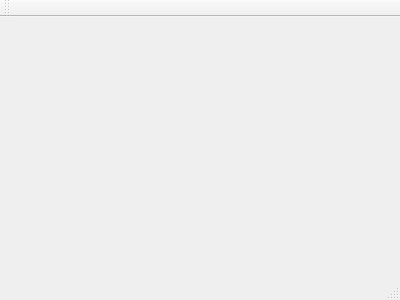
Before: the Qt Designer form gui/src/mainwindow.ui in hutchgrant/opengov, drawn with Qt 5.
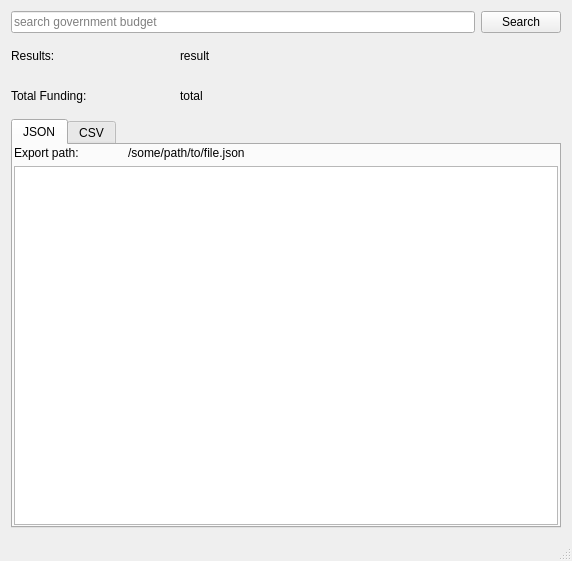
After: the same form once the commit is applied.

```diff
--- a/gui/src/mainwindow.ui
+++ b/gui/src/mainwindow.ui
@@ -1,24 +1,257 @@
 <ui version="4.0">
  <class>MainWindow</class>
- <widget class="QMainWindow" name="MainWindow" >
-  <property name="geometry" >
+ <widget class="QMainWindow" name="MainWindow">
+  <property name="geometry">
    <rect>
     <x>0</x>
     <y>0</y>
-    <width>400</width>
-    <height>300</height>
+    <width>572</width>
+    <height>561</height>
    </rect>
   </property>
   <property name="windowTitle" >
    <string>MainWindow</string>
   </property>
-  <widget class="QMenuBar" name="menuBar" />
-  <widget class="QToolBar" name="mainToolBar" />
-  <widget class="QWidget" name="centralWidget" />
-  <widget class="QStatusBar" name="statusBar" />
+  <widget class="QWidget" name="main">
+   <layout class="QHBoxLayout" name="horizontalLayout_27">
+    <item>
+     <layout class="QVBoxLayout" name="verticalLayout_9" stretch="2,8">
+      <item>
+       <layout class="QHBoxLayout" name="horizontalLayout">
+        <item>
+         <layout class="QHBoxLayout" name="horizontalLayout_3">
+          <item>
+           <layout class="QVBoxLayout" name="verticalLayout_4" stretch="2,8">
+            <item>
+             <layout class="QHBoxLayout" name="horizontalLayout_6">
+              <item>
+               <widget class="QLineEdit" name="search">
+                <property name="inputMask">
+                 <string/>
+                </property>
+                <property name="text">
+                 <string/>
+                </property>
+                <property name="placeholderText">
+                 <string>search government budget</string>
+                </property>
+               </widget>
+              </item>
+              <item>
+               <widget class="QPushButton" name="btnSearch">
+                <property name="text">
+                 <string>Search</string>
+                </property>
+               </widget>
+              </item>
+             </layout>
+            </item>
+            <item>
+             <layout class="QHBoxLayout" name="horizontalLayout_7">
+              <item>
+               <layout class="QVBoxLayout" name="verticalLayout_5">
+                <item>
+                 <layout class="QHBoxLayout" name="horizontalLayout_8" stretch="3,7">
+                  <item>
+                   <layout class="QVBoxLayout" name="verticalLayout_6">
+                    <item>
+                     <widget class="QLabel" name="label">
+                      <property name="text">
+                       <string>Results:</string>
+                      </property>
+                     </widget>
+                    </item>
+                   </layout>
+                  </item>
+                  <item>
+                   <layout class="QVBoxLayout" name="verticalLayout_7">
+                    <item>
+                     <widget class="QLabel" name="entryResults">
+                      <property name="text">
+                       <string>result</string>
+                      </property>
+                     </widget>
+                    </item>
+                   </layout>
+                  </item>
+                 </layout>
+                </item>
+                <item>
+                 <layout class="QHBoxLayout" name="horizontalLayout_10" stretch="3,7">
+                  <item>
+                   <layout class="QHBoxLayout" name="horizontalLayout_2">
+                    <item>
+                     <widget class="QLabel" name="label_3">
+                      <property name="text">
+                       <string>Total Funding:</string>
+                      </property>
+                     </widget>
+                    </item>
+                   </layout>
+                  </item>
+                  <item>
+                   <layout class="QHBoxLayout" name="horizontalLayout_12">
+                    <item>
+                     <widget class="QLabel" name="fundingTotal">
+                      <property name="text">
+                       <string>total</string>
+                      </property>
+                     </widget>
+                    </item>
+                   </layout>
+                  </item>
+                 </layout>
+                </item>
+               </layout>
+              </item>
+             </layout>
+            </item>
+           </layout>
+          </item>
+         </layout>
+        </item>
+       </layout>
+      </item>
+      <item>
+       <layout class="QVBoxLayout" name="verticalLayout">
+        <item>
+         <widget class="QTabWidget" name="jsonVerbTab">
+          <property name="currentIndex">
+           <number>0</number>
+          </property>
+          <widget class="QWidget" name="jsonTab">
+           <attribute name="title">
+            <string>JSON</string>
+           </attribute>
+           <layout class="QHBoxLayout" name="horizontalLayout_14">
+            <property name="leftMargin">
+             <number>1</number>
+            </property>
+            <property name="topMargin">
+             <number>1</number>
+            </property>
+            <property name="rightMargin">
+             <number>1</number>
+            </property>
+            <property name="bottomMargin">
+             <number>1</number>
+            </property>
+            <item>
+             <layout class="QGridLayout" name="gridLayout_3">
+              <item row="0" column="0">
+               <layout class="QHBoxLayout" name="horizontalLayout_22" stretch="2,8">
+                <item>
+                 <layout class="QHBoxLayout" name="horizontalLayout_18">
+                  <item>
+                   <widget class="QLabel" name="label_2">
+                    <property name="text">
+                     <string>Export path:</string>
+                    </property>
+                   </widget>
+                  </item>
+                 </layout>
+                </item>
+                <item>
+                 <layout class="QHBoxLayout" name="horizontalLayout_21">
+                  <item>
+                   <widget class="QLabel" name="exportPath">
+                    <property name="text">
+                     <string>/some/path/to/file.json</string>
+                    </property>
+                   </widget>
+                  </item>
+                 </layout>
+                </item>
+               </layout>
+              </item>
+              <item row="1" column="0">
+               <layout class="QHBoxLayout" name="horizontalLayout_13">
+                <item>
+                 <widget class="QPlainTextEdit" name="plainTextEdit"/>
+                </item>
+               </layout>
+              </item>
+             </layout>
+            </item>
+           </layout>
+          </widget>
+          <widget class="QWidget" name="verbTab">
+           <attribute name="title">
+            <string>CSV</string>
+           </attribute>
+           <layout class="QHBoxLayout" name="horizontalLayout_28">
+            <property name="leftMargin">
+             <number>1</number>
+            </property>
+            <property name="topMargin">
+             <number>1</number>
+            </property>
+            <property name="rightMargin">
+             <number>1</number>
+            </property>
+            <property name="bottomMargin">
+             <number>1</number>
+            </property>
+            <item>
+             <layout class="QGridLayout" name="gridLayout">
+              <item row="1" column="0">
+               <layout class="QHBoxLayout" name="horizontalLayout_26" stretch="0">
+                <item>
+                 <widget class="QPlainTextEdit" name="plainTextEdit_2"/>
+                </item>
+               </layout>
+              </item>
+              <item row="0" column="0">
+               <layout class="QHBoxLayout" name="horizontalLayout_23" stretch="2,8">
+                <item>
+                 <layout class="QHBoxLayout" name="horizontalLayout_24">
+                  <item>
+                   <widget class="QLabel" name="label_4">
+                    <property name="text">
+                     <string>Export path:</string>
+                    </property>
+                   </widget>
+                  </item>
+                 </layout>
+                </item>
+                <item>
+                 <layout class="QHBoxLayout" name="horizontalLayout_25">
+                  <item>
+                   <widget class="QLabel" name="exportPath_2">
+                    <property name="text">
+                     <string>/some/path/to/file.json</string>
+                    </property>
+                   </widget>
+                  </item>
+                 </layout>
+                </item>
+               </layout>
+              </item>
+             </layout>
+            </item>
+           </layout>
+          </widget>
+         </widget>
+        </item>
+       </layout>
+      </item>
+     </layout>
+    </item>
+   </layout>
+  </widget>
+  <widget class="QMenuBar" name="menuBar">
+   <property name="geometry">
+    <rect>
+     <x>0</x>
+     <y>0</y>
+     <width>572</width>
+     <height>25</height>
+    </rect>
+   </property>
+  </widget>
+  <widget class="QStatusBar" name="statusBar"/>
  </widget>
- <layoutDefault spacing="6" margin="11" />
- <pixmapfunction></pixmapfunction>
+ <layoutdefault spacing="6" margin="11"/>
  <resources/>
  <connections/>
 </ui>
```
Left out of the diff: 5 changed lines with no effect on the pictures.
